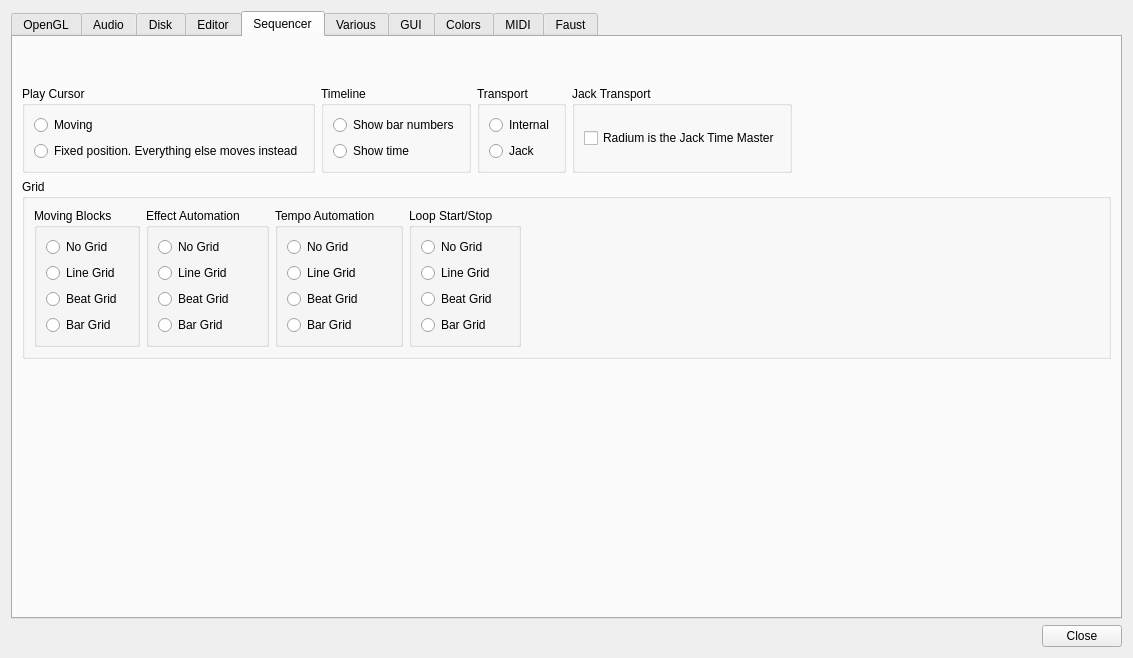
Before: the Qt Designer form Qt/qt4_preferences.ui in kmatheussen/radium, drawn with Qt 5.
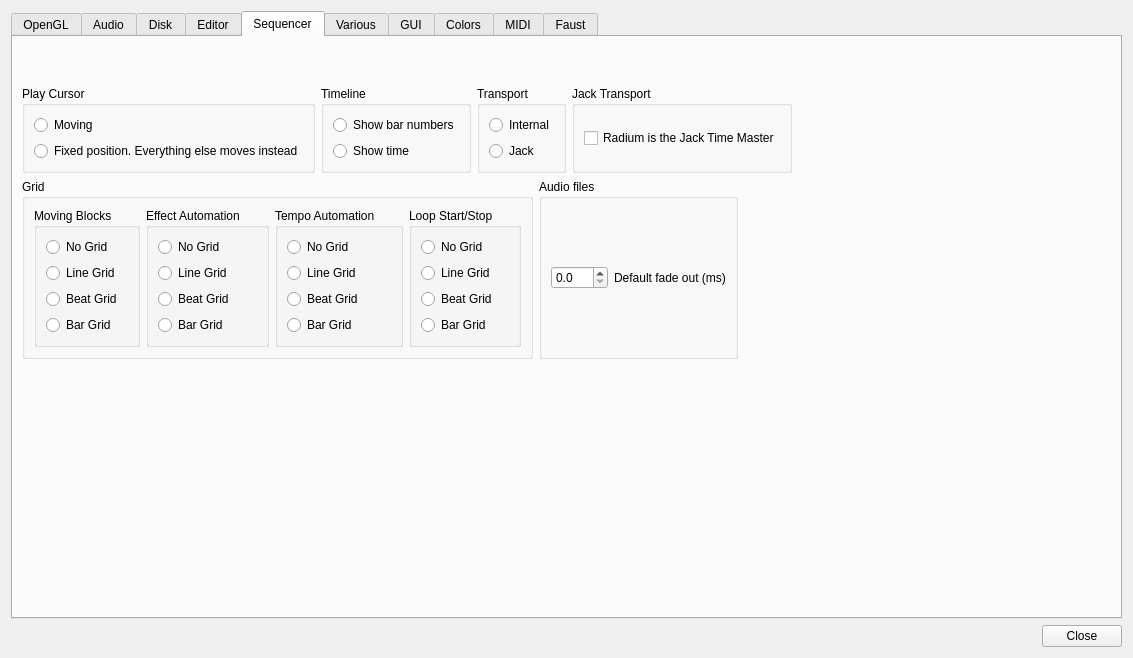
After: the same form once the commit is applied. The open tabs and pages were chosen to show the change.

Commit message: Sequencer: Set default fadeout value for new audio files to 10ms. This value is also configurable. API: getDefaultAudiofileFadeout, setDefaultAudiofileFadeout

Diff of the .ui file:
```diff
--- a/Qt/qt4_preferences.ui
+++ b/Qt/qt4_preferences.ui
@@ -3484,6 +3484,8 @@
         </layout>
        </item>
        <item>
+        <layout class="QHBoxLayout" name="horizontalLayout_5">
+         <item>
         <widget class="QGroupBox" name="groupBox_13">
          <property name="title">
           <string>Grid</string>
@@ -3649,7 +3651,37 @@
             </layout>
            </widget>
           </item>
-          <item row="0" column="4">
+           </layout>
+          </widget>
+         </item>
+         <item>
+          <widget class="QGroupBox" name="groupBox_16">
+           <property name="title">
+            <string>Audio files</string>
+           </property>
+           <layout class="QVBoxLayout" name="verticalLayout_19">
+            <item>
+             <layout class="QHBoxLayout" name="horizontalLayout_6">
+              <item>
+               <widget class="QDoubleSpinBox" name="default_fadeout">
+                <property name="decimals">
+                 <number>1</number>
+                </property>
+               </widget>
+              </item>
+              <item>
+               <widget class="QLabel" name="label_21">
+                <property name="text">
+                 <string>Default fade out (ms)</string>
+                </property>
+               </widget>
+              </item>
+             </layout>
+            </item>
+           </layout>
+          </widget>
+         </item>
+         <item>
            <spacer name="horizontalSpacer_14">
             <property name="orientation">
              <enum>Qt::Horizontal</enum>
@@ -3663,7 +3695,6 @@
            </spacer>
           </item>
          </layout>
-        </widget>
        </item>
        <item>
         <spacer name="verticalSpacer_3">
```
Left out of the diff: 14 changed lines with no effect on the pictures. Lines whose indentation alone changed are shown as unchanged. The commit also changes 6 other files.
